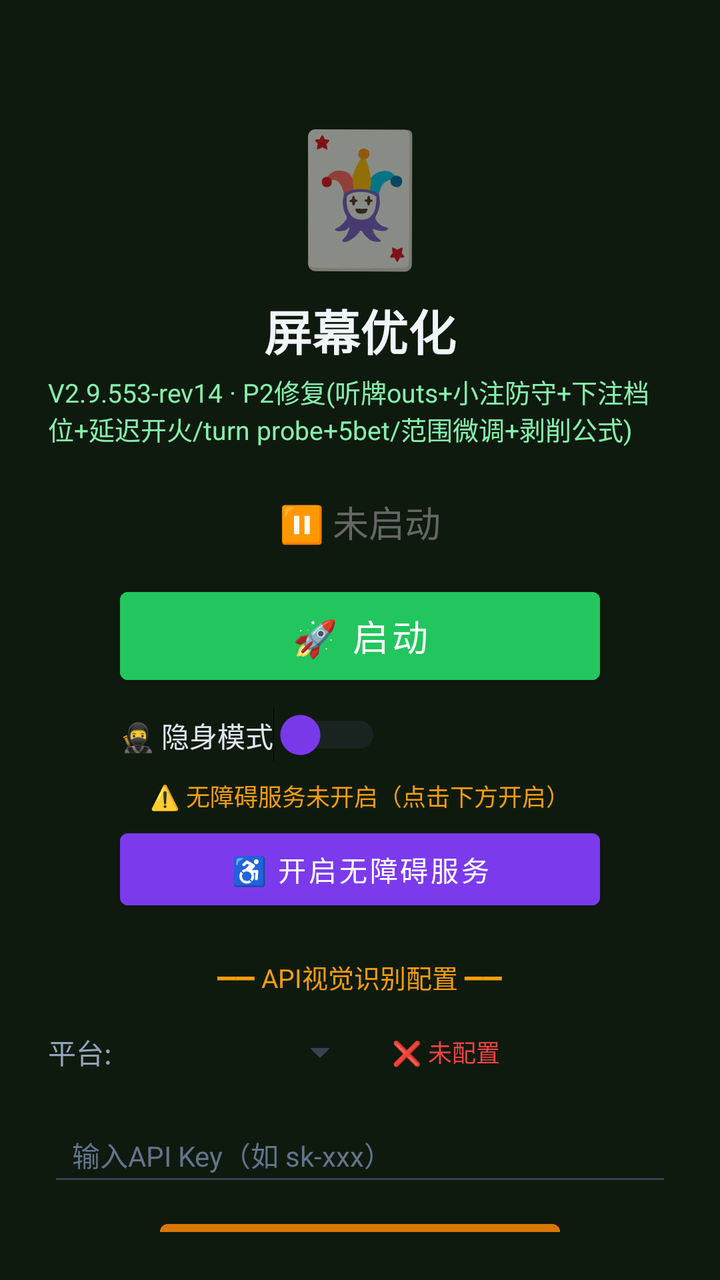
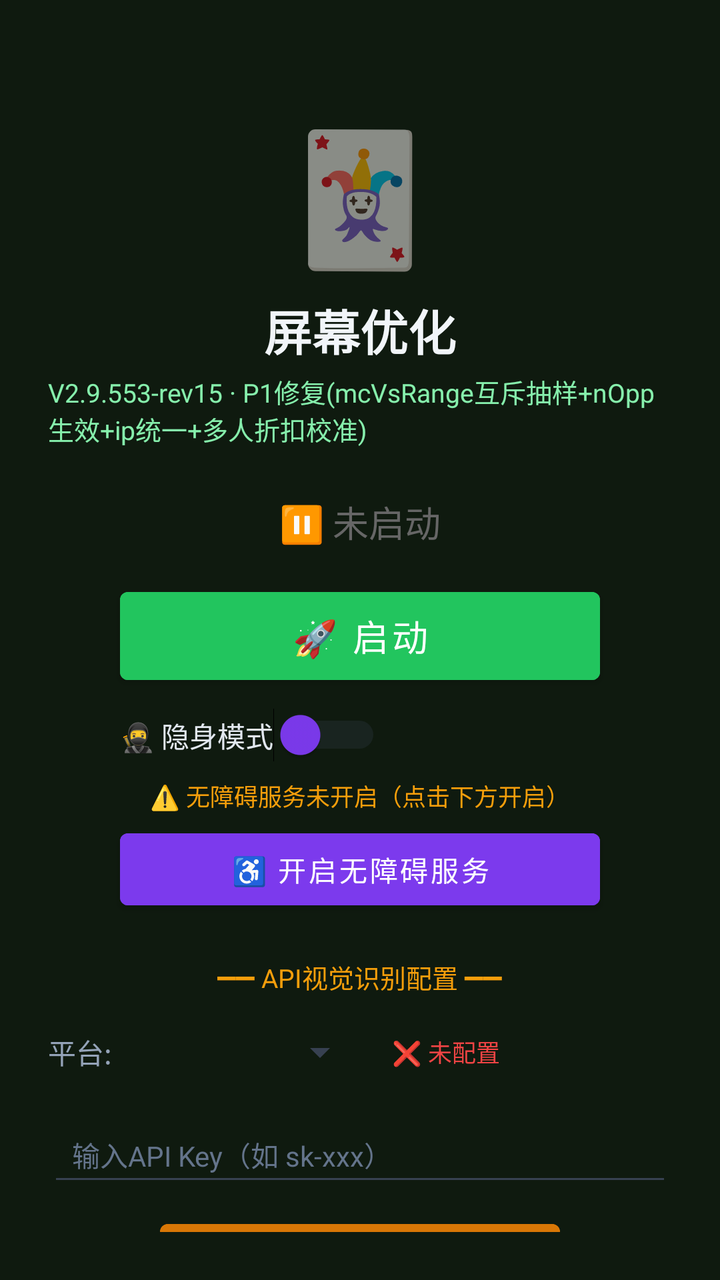

Compare the two renders of this Android layout. The source of the first and the diff that turns it into the second are given below.
<!-- AndroidManifest.xml: activity theme Theme.MjScreenshot -->
<!-- res/layout/activity_main.xml -->
<?xml version="1.0" encoding="utf-8"?>
<LinearLayout xmlns:android="http://schemas.android.com/apk/res/android"
    android:layout_width="match_parent"
    android:layout_height="match_parent"
    android:orientation="vertical"
    android:background="#0f1a0f"
    android:padding="24dp"
    android:gravity="center_horizontal">

    <TextView
        android:layout_width="wrap_content"
        android:layout_height="wrap_content"
        android:text="🃏"
        android:textSize="64sp"
        android:layout_marginTop="30dp" />

    <TextView
        android:layout_width="wrap_content"
        android:layout_height="wrap_content"
        android:text="屏幕优化"
        android:textSize="24sp"
        android:textColor="#f1f5f9"
        android:textStyle="bold"
        android:layout_marginTop="8dp" />

    <TextView
        android:layout_width="wrap_content"
        android:layout_height="wrap_content"
        android:text="V2.9.553-rev14 · P2修复(听牌outs+小注防守+下注档位+延迟开火/turn probe+5bet/范围微调+剥削公式)"
        android:textSize="13sp"
        android:textColor="#86efac"
        android:layout_marginTop="4dp" />

    <TextView
        android:id="@+id/tvStatus"
        android:layout_width="wrap_content"
        android:layout_height="wrap_content"
        android:text="⏸ 未启动"
        android:textSize="18sp"
        android:textColor="#666666"
        android:layout_marginTop="24dp" />

    <Button
        android:id="@+id/btnStart"
        android:layout_width="240dp"
        android:layout_height="56dp"
        android:text="🚀 启动"
        android:textSize="18sp"
        android:textColor="#ffffff"
        android:backgroundTint="#22c55e"
        android:layout_marginTop="16dp" />

    <Button
        android:id="@+id/btnHelper"
        android:layout_width="240dp"
        android:layout_height="56dp"
        android:text="🃏 打开智囊"
        android:textSize="16sp"
        android:textColor="#ffffff"
        android:backgroundTint="#16a34a"
        android:layout_marginTop="12dp"
        android:visibility="gone" />

    
    <LinearLayout
        android:layout_width="240dp"
        android:layout_height="wrap_content"
        android:orientation="horizontal"
        android:gravity="center_vertical"
        android:layout_marginTop="8dp">

        <Switch
            android:id="@+id/switchStealth"
            android:layout_width="wrap_content"
            android:layout_height="wrap_content"
            android:text="🥷 隐身模式"
            android:textColor="#e2e8f0"
            android:textSize="14sp"
            android:thumbTint="#7c3aed"
            android:trackTint="#374151" />
    </LinearLayout>

    <TextView
        android:id="@+id/tvAccessibilityStatus"
        android:layout_width="wrap_content"
        android:layout_height="wrap_content"
        android:text="⚠️ 无障碍服务未开启（点击下方开启）"
        android:textSize="12sp"
        android:textColor="#f59e0b"
        android:layout_marginTop="8dp"
        android:gravity="center" />

    <Button
        android:id="@+id/btnAccessibility"
        android:layout_width="240dp"
        android:layout_height="48dp"
        android:text="♿ 开启无障碍服务"
        android:textSize="14sp"
        android:textColor="#ffffff"
        android:backgroundTint="#7c3aed"
        android:layout_marginTop="4dp" />

    <TextView
        android:layout_width="wrap_content"
        android:layout_height="wrap_content"
        android:text="━━ API视觉识别配置 ━━"
        android:textSize="13sp"
        android:textColor="#f59e0b"
        android:layout_marginTop="20dp" />

    <LinearLayout
        android:layout_width="match_parent"
        android:layout_height="wrap_content"
        android:orientation="horizontal"
        android:layout_marginTop="8dp"
        android:gravity="center_vertical">

        <TextView
            android:layout_width="wrap_content"
            android:layout_height="wrap_content"
            android:text="平台:"
            android:textSize="14sp"
            android:textColor="#94a3b8" />

        <Spinner
            android:id="@+id/spinnerProvider"
            android:layout_width="120dp"
            android:layout_height="40dp"
            android:layout_marginStart="8dp"
            android:backgroundTint="#374151" />

        <TextView
            android:id="@+id/tvApiStatus"
            android:layout_width="wrap_content"
            android:layout_height="wrap_content"
            android:text="❌ 未配置"
            android:textSize="12sp"
            android:textColor="#ef4444"
            android:layout_marginStart="12dp" />
    </LinearLayout>

    <EditText
        android:id="@+id/etApiKey"
        android:layout_width="match_parent"
        android:layout_height="44dp"
        android:hint="输入API Key（如 sk-xxx）"
        android:textSize="14sp"
        android:textColor="#e2e8f0"
        android:textColorHint="#64748b"
        android:backgroundTint="#374151"
        android:inputType="textPassword"
        android:layout_marginTop="8dp"
        android:paddingStart="12dp"
        android:paddingEnd="12dp" />

    <Button
        android:id="@+id/btnSaveApi"
        android:layout_width="200dp"
        android:layout_height="44dp"
        android:text="💾 保存API配置"
        android:textSize="14sp"
        android:textColor="#ffffff"
        android:backgroundTint="#d97706"
        android:layout_marginTop="8dp" />

    <TextView
        android:id="@+id/tvHint"
        android:layout_width="wrap_content"
        android:layout_height="wrap_content"
        android:text="先点上方按钮启动截屏"
        android:textSize="13sp"
        android:textColor="#666666"
        android:layout_marginTop="12dp"
        android:gravity="center" />

    <TextView
        android:layout_width="wrap_content"
        android:layout_height="wrap_content"
        android:text="使用步骤：\n1. 配置API Key（支持OpenAI/通义千问VL/硅基流动）\n2. 点「开启无障碍服务」→ 开启\n3. 开启「🥷隐身模式」(反检测)\n4. 点「启动」→ 允许悬浮窗\n5. 打牌时点屏幕上的🎯悬浮球即可截屏识别\n★ 拖动悬浮球可移到不挡牌的位置 ★\n★ 长按悬浮球可展开/收起详细面板 ★\n★ 悬浮球边框颜色=建议：绿=加注 橙=跟注 红=弃牌 ★"
        android:textSize="12sp"
        android:textColor="#64748b"
        android:layout_marginTop="12dp"
        android:lineSpacingExtra="3dp" />

</LinearLayout>
<!-- resources referenced by this layout -->
<resources>
  <style name="Theme.MjScreenshot" parent="Theme.MaterialComponents.DayNight.DarkActionBar">
          <item name="colorPrimary">#1e40af</item>
          <item name="colorPrimaryVariant">#1e3a8a</item>
          <item name="colorOnPrimary">#ffffff</item>
          <item name="android:statusBarColor">#0f172a</item>
      </style>
</resources>

<!-- the commit's change to res/layout/activity_main.xml (unified diff, before → after) -->
@@ -26,7 +26,7 @@
     <TextView
         android:layout_width="wrap_content"
         android:layout_height="wrap_content"
-        android:text="V2.9.553-rev14 · P2修复(听牌outs+小注防守+下注档位+延迟开火/turn probe+5bet/范围微调+剥削公式)"
+        android:text="V2.9.553-rev15 · P1修复(mcVsRange互斥抽样+nOpp生效+ip统一+多人折扣校准)"
         android:textSize="13sp"
         android:textColor="#86efac"
         android:layout_marginTop="4dp" />
